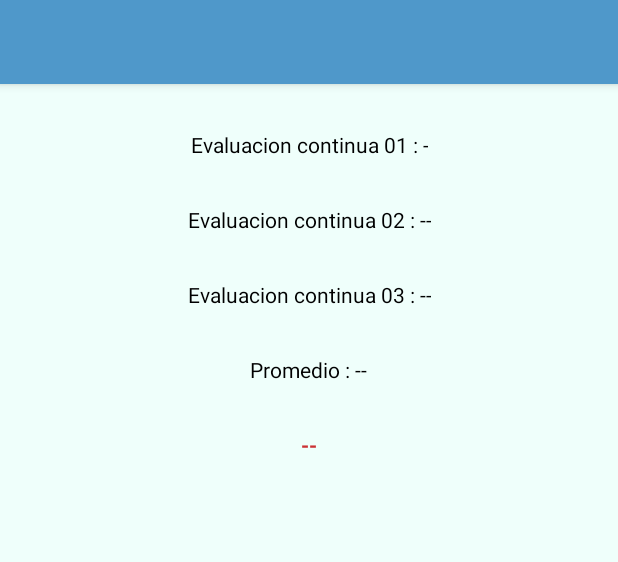
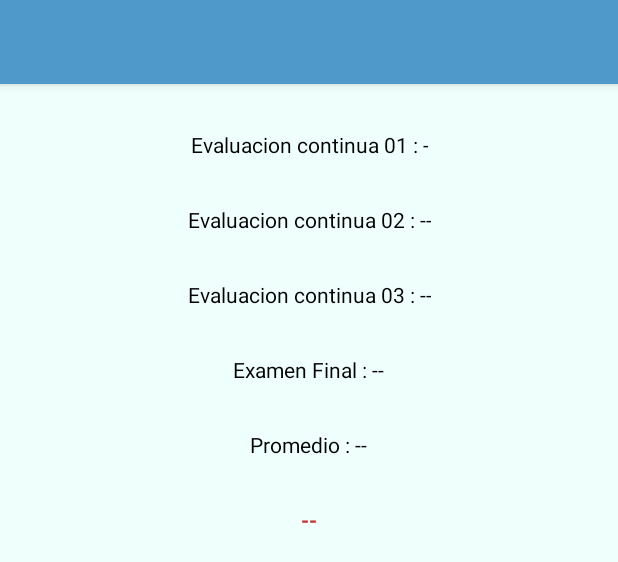
Before and after one commit to FrankCV12345/sga-android, an Android app: the layout activity_detalle_curso.xml on its own in the app's theme, with its tools: preview values and no code run, on a phone screen of 412 x 824 dp. Shown: the top 562 px of the screen. Run offline under Robolectric (Android 15) with nearby library versions, the phone set to English and light mode, and no system bars; network calls fail.

Commit message:
corrijo bug en el app del caluclo de la nota

```diff
--- a/app/src/main/java/com/frank/sga/Utilidades/DirecionServicioRest.java
+++ b/app/src/main/java/com/frank/sga/Utilidades/DirecionServicioRest.java
@@ -1,7 +1,7 @@
 package com.frank.sga.Utilidades;
 
 public class DirecionServicioRest {
-    public static String IP_SERVICIO_REST = "http://192.168.1.35:8071";
+    public static String IP_SERVICIO_REST = "http://192.168.43.161:8071";
     public static String PATH_LOGIN ="/login";
     public static String PATH_USUARIO ="/usuario";
     public static String PATH_TIPOS_DOC ="/TipoDNI";
@@ -25,4 +25,6 @@ public class DirecionServicioRest {
         return PATH_NOTAS_CURSO+"/"+idALumno+PATH_NOTAS_PORGRUPO+"/"+idCursoEnGrupo;
     }
 
+
+
 }
--- a/app/src/main/java/com/frank/sga/ui/CalificacionProfesor/CalificaProfesor.java
+++ b/app/src/main/java/com/frank/sga/ui/CalificacionProfesor/CalificaProfesor.java
@@ -177,7 +177,7 @@ public class CalificaProfesor extends AppCompatActivity {
             @Override
             public void onResponse(JSONObject response){
                 Toast.makeText(getApplicationContext(),"Usted ya califico a este profesor",Toast.LENGTH_LONG).show();
-                startActivity(new Intent(getApplicationContext(), MenuPrincipal.class));
+                finish();
                 progressBar.setVisibility(View.INVISIBLE);
             }
         }, new Response.ErrorListener() {
--- a/app/src/main/java/com/frank/sga/ui/crusos/DetalleCurso.java
+++ b/app/src/main/java/com/frank/sga/ui/crusos/DetalleCurso.java
@@ -51,6 +51,8 @@ public class DetalleCurso extends AppCompatActivity {
     TextView tvNota2;
     TextView tvNota3;
     TextView tvEstado;
+    TextView tvExmaneFinal;
+
     TextView tvPromedio;
     NotasAlumno notasAlumno = new NotasAlumno();
     usuario profesor ;
@@ -67,6 +69,7 @@ public class DetalleCurso extends AppCompatActivity {
         tvNota1 = findViewById(R.id.tvNota1);
         tvNota2 = findViewById(R.id.tvNota2);
         tvNota3 = findViewById(R.id.tvNota3);
+        tvExmaneFinal = findViewById(R.id.tvExmaneFinal);
         tvPromedio = findViewById(R.id.tvPromedio);
         tvEstado = findViewById(R.id.tvEstadoPromedio);
         progresBarNotas = findViewById(R.id.progresBarNotas);
@@ -112,6 +115,7 @@ public class DetalleCurso extends AppCompatActivity {
                     notasAlumno.setNota1(evaluaNulo("nota1",response));
                     notasAlumno.setNota2(evaluaNulo("nota2",response));
                     notasAlumno.setNota3(evaluaNulo("nota3",response));
+                    notasAlumno.setExamenfinal(evaluaNulo("examenfinal",response));
                     if(response.isNull("estadoaprobado")){
                             notasAlumno.setEstadoaprobado(null);
                     }else{
@@ -121,6 +125,7 @@ public class DetalleCurso extends AppCompatActivity {
                     tvNota1.setText("NOTA 1 :"+evaluaDoubleNuloToString(notasAlumno.getNota1()));
                     tvNota2.setText("NOTA 2 :"+evaluaDoubleNuloToString(notasAlumno.getNota2()));
                     tvNota3.setText("NOTA 3 :"+evaluaDoubleNuloToString(notasAlumno.getNota3()));
+                    tvExmaneFinal.setText("EXAMEN FINAL"+evaluaDoubleNuloToString(notasAlumno.getExamenfinal()));
                     tvPromedio.setText("PROMEDIO : "+notasAlumno.CalculaPromedio());
 
 
--- a/app/src/main/res/layout/activity_detalle_curso.xml
+++ b/app/src/main/res/layout/activity_detalle_curso.xml
@@ -75,8 +75,24 @@
                     android:text="Evaluacion continua 03 : --"/>
             </LinearLayout>
             <LinearLayout
+                android:id="@+id/LinealExamenFinal"
+                android:layout_below="@+id/LinealNota03"
+                android:layout_width="wrap_content"
+                android:layout_height="30dp"
+                android:layout_centerHorizontal="true"
+                style="@style/LinealIndicadores">
+
+                <TextView
+                    android:id="@+id/tvExmaneFinal"
+                    android:layout_width="wrap_content"
+                    android:layout_height="match_parent"
+                    android:gravity="center"
+                    android:textColor="#000"
+                    android:text="Examen Final : --"/>
+            </LinearLayout>
+            <LinearLayout
                 android:id="@+id/LinealPromedio"
-                android:layout_below="@+id/LinealNota03"
+                android:layout_below="@+id/LinealExamenFinal"
                 android:layout_width="wrap_content"
                 android:layout_height="30dp"
                 android:layout_centerHorizontal="true"
```
Also changed, not shown: app/src/main/java/com/frank/sga/data/model/NotasAlumno.java (+8 -2 lines), app/src/main/java/com/frank/sga/ui/mantUser/manteniminetoUser.java (+8 -1 lines).
